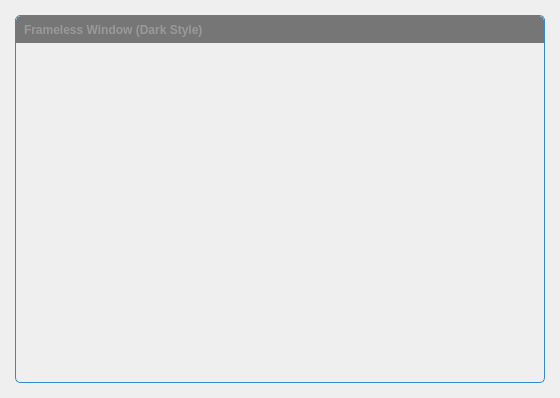
The window that src/framelesswindow/framelesswindow.ui (amoose136/GPIController) describes before a commit, drawn with Qt 5.
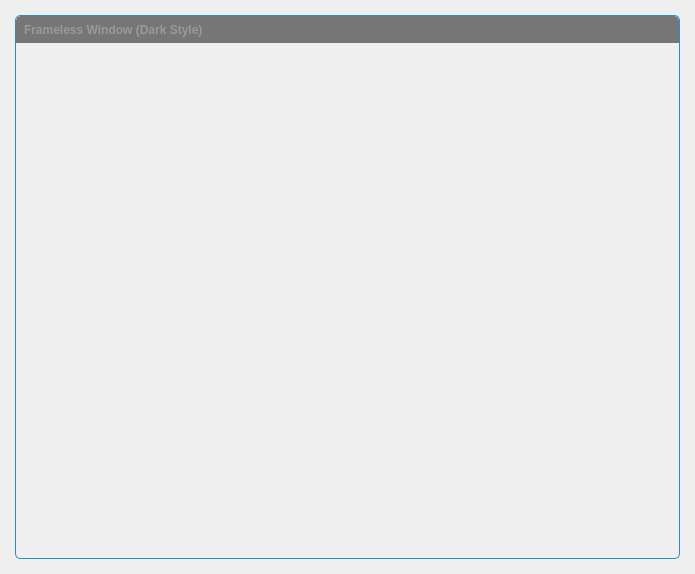
The same window after the commit. Icons and pictures are not drawn. Custom widgets are drawn as their Qt base class.

Commit message: 💄 update GUI to Jorgen-VikingGod's qt-frameless-window-darkstyle (from github)

```diff
--- a/src/framelesswindow/framelesswindow.ui
+++ b/src/framelesswindow/framelesswindow.ui
@@ -6,8 +6,8 @@
    <rect>
     <x>0</x>
     <y>0</y>
-    <width>560</width>
-    <height>398</height>
+    <width>695</width>
+    <height>574</height>
    </rect>
   </property>
   <property name="windowTitle">
```
The commit also changes 4 other files.
